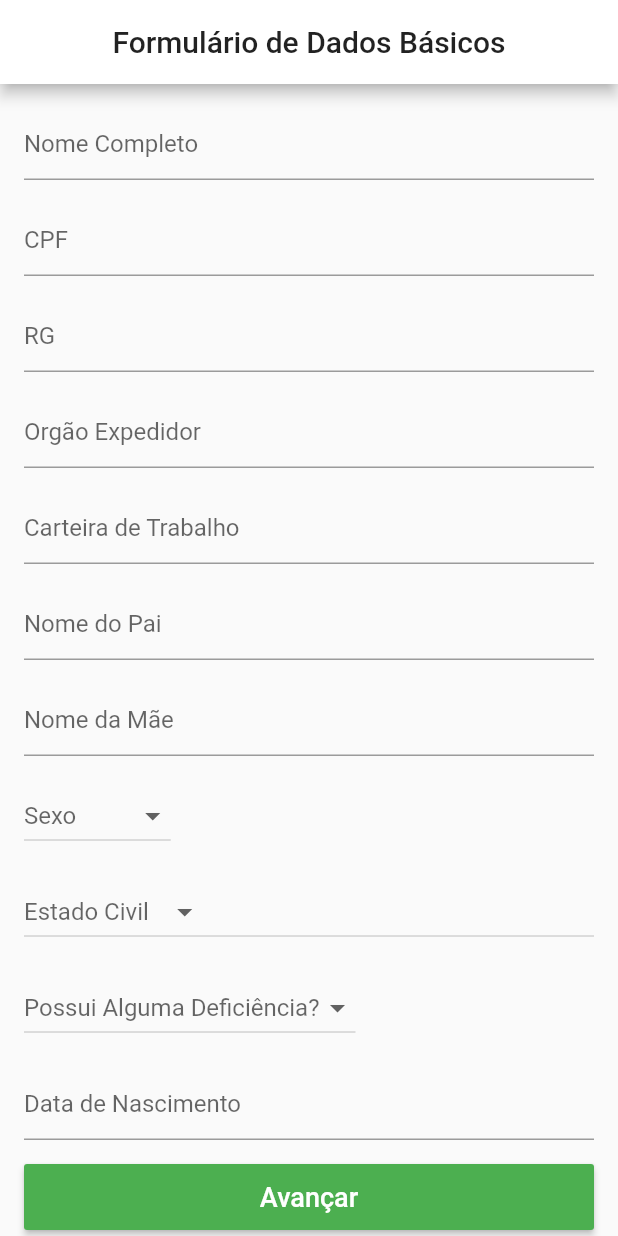
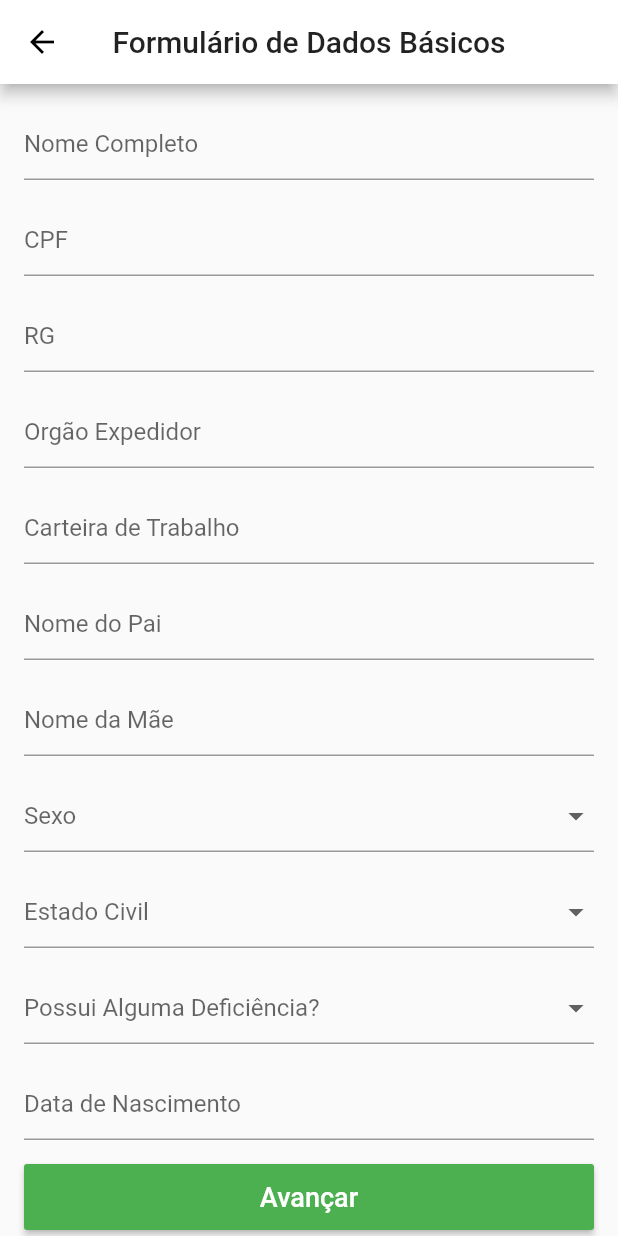
Before and after one commit to cieemg-oficial/App_CieeMG, a Flutter app: the screen it shows after launch, after a tap on "Cadastre-se", on a phone screen of 412 x 824 dp. Run offline on Flutter 3.47's test engine with Material 2 defaults, Android fonts, the phone set to English and light mode, and no system bars; our stand-ins replace brasil_fields; network calls fail.

Commit message:
at-16/09/2019

```diff
--- a/lib/main.dart
+++ b/lib/main.dart
@@ -1,7 +1,9 @@
 import 'package:flutter/material.dart';
 import 'package:scoped_model/scoped_model.dart';
 import 'package:teste/models/user_model.dart';
-import 'package:teste/screens/home_screen.dart';
+// import 'package:teste/screens/home_screen.dart';
+import 'package:teste/src/via_cep.dart';
+import 'package:teste/tabs/home_tab.dart';
 
 // import 'package:teste/screens/signup_screen.dart';
 void main() => runApp(new MyApp());
@@ -20,7 +22,7 @@ Widget build(BuildContext context) {
       secondaryHeaderColor: Colors.green,
     ),
     debugShowCheckedModeBanner: false,
-    home: HomeScreen(),
+    home: HomeTab(),
       )
     );
   }
--- a/lib/models/user_model.dart
+++ b/lib/models/user_model.dart
@@ -3,10 +3,22 @@ import 'package:flutter/material.dart';
 
 class UserModel extends Model {
 
+Map<String, dynamic> userData = Map();
+
   bool isLoading = false;
 
 void singUp(Map<String, dynamic> userData, String pass, VoidCallback onSuccess, VoidCallback onFail) {
+  isLoading = true;
+  notifyListeners();
 
+  // _auth.createUserWhithEmailAndPassword(
+  //   email: userData["email"],
+  //   password: pass
+  // ).then((user){
+
+  // }).catchError((e){
+
+  // });
 }
 
 }
--- a/lib/screens/signup_screen.dart
+++ b/lib/screens/signup_screen.dart
@@ -15,6 +15,8 @@ class _SignUpScreenState extends State<SignUpScreen> {
  var maritalType;
  var physicalType;
  final _formKey = GlobalKey<FormState>();
+ String _dropdownvalue = 'Sexo';
+
  List<String> _sexyType = <String> [
       'Masculino',
       'Feminino',
@@ -30,6 +32,7 @@ class _SignUpScreenState extends State<SignUpScreen> {
       'Mental',
       'Múltipla',
  ];
+ String dropdownValue = "one";
 
   @override
   Widget build(BuildContext context) {
@@ -69,6 +72,7 @@ class _SignUpScreenState extends State<SignUpScreen> {
                 decoration: InputDecoration(
                   hintText: "RG"
                 ),
+                keyboardType: TextInputType.number,
                 validator: (text){
                   if(text.isEmpty) return "Nome Inválido";
                 },
@@ -111,67 +115,80 @@ class _SignUpScreenState extends State<SignUpScreen> {
                 },
               ),
               SizedBox(height: 16.0,),
-              Row(
-                  children: <Widget>[
-                    DropdownButton(
-                      items: _sexyType.map((value) => DropdownMenuItem(
-                        child: Text(
-                          value,
+                // Row(
+                //     children: <Widget>[
+                // SizedBox(height: 16.0,),
+                new DropdownButtonFormField<String>(
+                hint: Text("Sexo"),
+                validator: (String value) {
+                  if(value?.isEmpty ?? true) {
+                    return 'Sexo Invalido';
+                  }
+                },
+                decoration: InputDecoration(),
+                items: _sexyType.map((value) {
+                  return DropdownMenuItem<String>(
+                    child: Text(value,
                     style: TextStyle(color: Colors.black),
                     ),
                     value: value,
-                        )).toList(),
+                  );
+                }).toList(),
                   onChanged: (selectedAccountType) {
                    setState(() {
                    selectedType = selectedAccountType;
                   });
                 },
                 value: selectedType,
-                        isExpanded: false,
-                        hint: Text("Sexo"),
-                     ),
-                  ],
               ),
               SizedBox(height: 16.0,),
-                DropdownButton<String>(
-
-                  items: _maritalStatus.map((String dropDownStringItem) {
+                new DropdownButtonFormField<String>(
+                  hint: Text("Estado Civil"),
+                  validator: (String value){
+                    if(value?.isEmpty ?? true) {
+                      return 'Estado Civil Invalido';
+                    }
+                  },
+                  decoration: InputDecoration(),
+                  items: _maritalStatus.map((value) {
                     return DropdownMenuItem<String> (
-                      value: dropDownStringItem,
-                      child: Text(dropDownStringItem),
+                      child: Text(value,
+                      style: TextStyle(color: Colors.black),
+                      ),
+                      value: value,
                     );
                   }).toList(),
-
                   onChanged: (String selectedMaritalType) {
                     setState(() {
                      maritalType = selectedMaritalType;
                     });
                   },
                   value: maritalType,
-                  isExpanded: false,
-                  hint: Text("Estado Civil"),
                 ),
               SizedBox(height: 16.0,),
-              Row(
-                  children: <Widget>[
-                    DropdownButton(
-                      items: _physicalDisability.map((value) => DropdownMenuItem(
+               new DropdownButtonFormField<String>(
+                 hint: Text("Possui Alguma Deficiência?"),
+                 validator: (String value){
+                   if(value?.isEmpty ?? true) {
+                     return 'Selecione uma Opção';
+                   }
+                 },
+                decoration: InputDecoration(),
+                   items: _physicalDisability.map((value) {
+                    return DropdownMenuItem<String>(
                     child: Text(
                     value,
                     style: TextStyle(color: Colors.black),
                      ),
                       value: value,
-                        )).toList(),
+                    );
+                    }).toList(),
                       onChanged: (selectedPhysicalType) {
                       setState(() {
                       physicalType = selectedPhysicalType;
                     });
                 },
                 value: physicalType,
-                        isExpanded: false,
-                        hint: Text("Possui Alguma Deficiência?"),
-                     ),
-                  ],
                 ),
               SizedBox(height: 16.0,),
               TextFormField(
@@ -184,7 +201,7 @@ class _SignUpScreenState extends State<SignUpScreen> {
                 ),
                 keyboardType: TextInputType.number,
                 validator: (text){
-                  if(text.isEmpty) return "CPF Inválido";
+                  if(text.isEmpty) return "Data de Nascimento não Informada";
                 },
               ),
               SizedBox(height: 16.0,),
@@ -199,20 +216,19 @@ class _SignUpScreenState extends State<SignUpScreen> {
                 textColor: Colors.white,
                 color: Theme.of(context).secondaryHeaderColor,
                 onPressed: (){
-                 Navigator.of(context).pushReplacement(
-                   MaterialPageRoute(builder: (context)=>AddressScreen())
-                 );
-                  // if(_formKey.currentState.validate()) {
+                  if (!_formKey.currentState.validate()) {
 
-                  // }
-
+                  }else(
+                  Navigator.push(context, MaterialPageRoute(builder: (context) =>
+                  AddressScreen()
+                  )));
                 },
               ),
-              )
+              ),
+              SizedBox(height: 16.0,),
             ],
           ),
         ),
     );
-
 }
 }
--- a/lib/tabs/home_tab.dart
+++ b/lib/tabs/home_tab.dart
@@ -33,9 +33,9 @@ class HomeTab extends StatelessWidget {
             textColor: Colors.black,
             color: Theme.of(context).primaryColor,
             onPressed: (){
-              Navigator.of(context).pushReplacement(
-                MaterialPageRoute(builder: (context)=>SignUpScreen())
-              );
+              Navigator.push(context, MaterialPageRoute(builder: (context) =>
+              SignUpScreen()
+              ));
             },
           )
           )
--- a/pubspec.yaml
+++ b/pubspec.yaml
@@ -14,7 +14,7 @@ description: A new Flutter project.
 version: 1.0.0+1
 
 environment:
-  sdk: ">=2.1.0 <3.0.0"
+  sdk: ">=2.2.0 <3.0.0"
 
 dependencies:
   flutter:
@@ -32,6 +32,7 @@ dependencies:
   url_launcher: ^3.0.3
   http: ^0.12.0+1
   brasil_fields: ^0.0.7+2
+  validators: ^2.0.0
 
 
 dev_dependencies:
```
Also changed, not shown: lib/screens/academic_screen.dart (+4 -27 lines), lib/screens/address_screen.dart (+18 -32 lines), lib/src/via_cep.dart (+59 -15 lines), pubspec.lock, 3 other files. Lines whose indentation alone changed are shown as unchanged.
